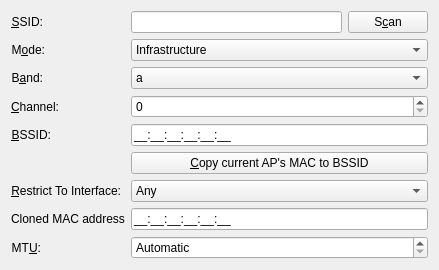
Qt form libs/ui/802-11-wireless.ui (KDE/networkmanagement) before a commit.
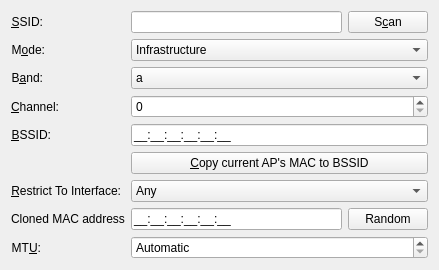
The same form after that commit. Custom widgets are drawn as their Qt base class.

Commit message: represent MAC addresses binary internally, only convert them to strings for UI. Add random MAC address generator for MAC spoofing Use permanentHardwareAddress() for interface restriction to avoid confusion with MAC spoofing

Diff of the .ui file:
```diff
--- a/libs/ui/802-11-wireless.ui
+++ b/libs/ui/802-11-wireless.ui
@@ -233,7 +233,16 @@
      </property>
     </widget>
    </item>
+   <item row="8" column="0">
+    <widget class="QLabel" name="label_8">
+     <property name="text">
+      <string>Cloned MAC address</string>
+     </property>
+    </widget>
+   </item>
    <item row="8" column="1">
+    <layout class="QHBoxLayout" name="horizontalLayout_2">
+     <item>
     <widget class="KLineEdit" name="clonedMacAddress">
      <property name="toolTip">
       <string>Custom MAC address for the hardware to use</string>
@@ -246,12 +255,20 @@
      </property>
     </widget>
    </item>
-   <item row="8" column="0">
-    <widget class="QLabel" name="label_8">
+     <item>
+      <widget class="KPushButton" name="clonedMacAddressRandom">
+       <property name="sizePolicy">
+        <sizepolicy hsizetype="Fixed" vsizetype="Fixed">
+         <horstretch>0</horstretch>
+         <verstretch>0</verstretch>
+        </sizepolicy>
+       </property>
      <property name="text">
-      <string>Cloned MAC address</string>
-     </property>
-    </widget>
+        <string>Random</string>
+       </property>
+      </widget>
+     </item>
+    </layout>
    </item>
   </layout>
  </widget>
```
Lines whose indentation alone changed are shown as unchanged. The commit also changes 20 other files.
